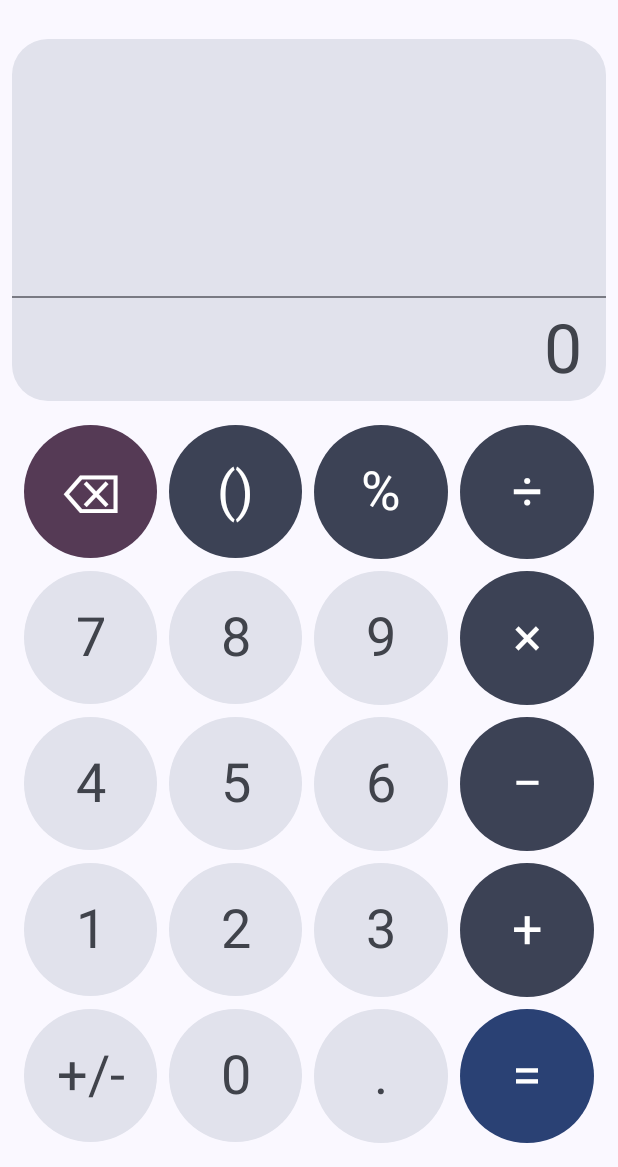
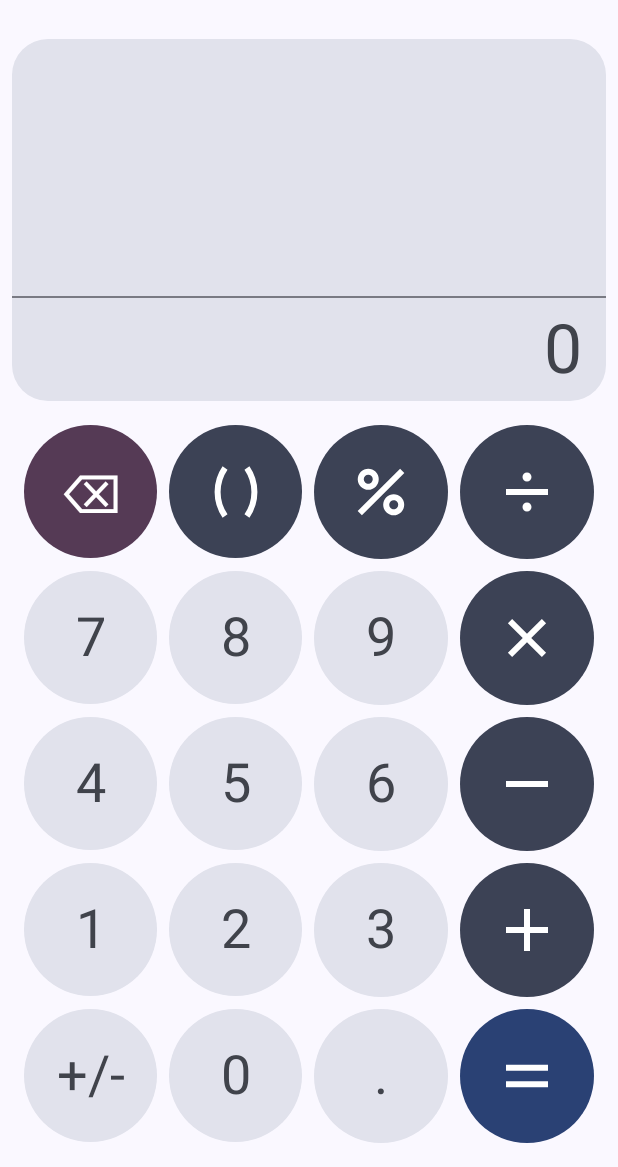
Before and after one commit to you-apps/CalcYou, an Android app built with Jetpack Compose: the screen it shows after launch (MainActivity), on a phone screen of 412 x 824 dp, the part 69-1236 px from its top. Run offline under Robolectric (Android 15) with nearby library versions, the phone set to English and light mode, and no system bars.

Commit message:
style: use custom icons in calculator buttons

```diff
--- a/app/src/main/java/net/youapps/calcyou/ui/components/Keypad.kt
+++ b/app/src/main/java/net/youapps/calcyou/ui/components/Keypad.kt
@@ -10,6 +10,7 @@ import androidx.compose.runtime.Composable
 import androidx.compose.ui.Modifier
 import androidx.compose.ui.tooling.preview.Preview
 import androidx.compose.ui.unit.dp
+import net.youapps.calcyou.R
 import net.youapps.calcyou.data.CalculatorEvent
 import net.youapps.calcyou.data.SimpleOperator
 import net.youapps.calcyou.data.SpecialOperator
@@ -75,7 +76,7 @@ fun CenterKeypad(
             )
 
             CalculatorButton(
-                text = SpecialOperator.Bracket.text,
+                iconRes = R.drawable.brackets,
                 backgroundColor = MaterialTheme.colorScheme.secondary,
                 textColor = MaterialTheme.colorScheme.onSecondary,
                 onClick = {
@@ -84,7 +85,7 @@ fun CenterKeypad(
             )
 
             CalculatorButton(
-                text = SimpleOperator.Percent.text,
+                iconRes = R.drawable.percent,
                 backgroundColor = MaterialTheme.colorScheme.secondary,
                 textColor = MaterialTheme.colorScheme.onSecondary,
                 onClick = {
@@ -93,7 +94,7 @@ fun CenterKeypad(
             )
 
             CalculatorButton(
-                text = SimpleOperator.Divide.text,
+                iconRes = R.drawable.divide,
                 backgroundColor = MaterialTheme.colorScheme.secondary,
                 textColor = MaterialTheme.colorScheme.onSecondary,
                 onClick = {
@@ -125,7 +126,7 @@ fun CenterKeypad(
                 }
             )
             CalculatorButton(
-                text = SimpleOperator.Multiply.text,
+                iconRes = R.drawable.multiply,
                 backgroundColor = MaterialTheme.colorScheme.secondary,
                 textColor = MaterialTheme.colorScheme.onSecondary,
                 onClick = {
@@ -157,7 +158,7 @@ fun CenterKeypad(
                 }
             )
             CalculatorButton(
-                text = SimpleOperator.Minus.text,
+                iconRes = R.drawable.minus,
                 backgroundColor = MaterialTheme.colorScheme.secondary,
                 textColor = MaterialTheme.colorScheme.onSecondary,
                 onClick = {
@@ -189,7 +190,7 @@ fun CenterKeypad(
                 }
             )
             CalculatorButton(
-                text = SimpleOperator.Plus.text,
+                iconRes = R.drawable.plus,
                 backgroundColor = MaterialTheme.colorScheme.secondary,
                 textColor = MaterialTheme.colorScheme.onSecondary,
                 onClick = {
@@ -221,7 +222,7 @@ fun CenterKeypad(
                 }
             )
             CalculatorButton(
-                text = "=",
+                iconRes = R.drawable.equal,
                 backgroundColor = MaterialTheme.colorScheme.primary,
                 textColor = MaterialTheme.colorScheme.onPrimary,
                 onClick = {
--- a/app/src/main/java/net/youapps/calcyou/ui/components/buttons/CalculatorButton.kt
+++ b/app/src/main/java/net/youapps/calcyou/ui/components/buttons/CalculatorButton.kt
@@ -1,6 +1,7 @@
 package net.youapps.calcyou.ui.components.buttons
 
 import android.view.SoundEffectConstants
+import androidx.annotation.DrawableRes
 import androidx.compose.foundation.ExperimentalFoundationApi
 import androidx.compose.foundation.background
 import androidx.compose.foundation.combinedClickable
@@ -8,7 +9,9 @@ import androidx.compose.foundation.layout.Box
 import androidx.compose.foundation.layout.BoxScope
 import androidx.compose.foundation.layout.RowScope
 import androidx.compose.foundation.layout.aspectRatio
+import androidx.compose.foundation.layout.size
 import androidx.compose.foundation.shape.CircleShape
+import androidx.compose.material3.Icon
 import androidx.compose.material3.MaterialTheme
 import androidx.compose.material3.Text
 import androidx.compose.runtime.Composable
@@ -19,6 +22,8 @@ import androidx.compose.ui.graphics.Color
 import androidx.compose.ui.hapticfeedback.HapticFeedbackType
 import androidx.compose.ui.platform.LocalHapticFeedback
 import androidx.compose.ui.platform.LocalView
+import androidx.compose.ui.res.painterResource
+import androidx.compose.ui.unit.dp
 
 @Composable
 fun RowScope.CalculatorButton(
@@ -39,6 +44,30 @@ fun RowScope.CalculatorButton(
             text = text,
             color = textColor,
             style = MaterialTheme.typography.displaySmall
+        )
+    }
+}
+
+@Composable
+fun RowScope.CalculatorButton(
+    @DrawableRes iconRes: Int,
+    textColor: Color = MaterialTheme.colorScheme.onSurfaceVariant,
+    backgroundColor: Color = MaterialTheme.colorScheme.surfaceVariant,
+    aspectRatio: Float = 1f,
+    onClick: () -> Unit,
+    onLongClick: () -> Unit = { },
+) {
+    CalculatorButton(
+        backgroundColor = backgroundColor,
+        aspectRatio = aspectRatio,
+        onClick = onClick,
+        onLongClick = onLongClick
+    ) {
+        Icon(
+            painter = painterResource(id = iconRes),
+            contentDescription = null,
+            modifier = Modifier.size(48.dp),
+            tint = textColor
         )
     }
 }
```
